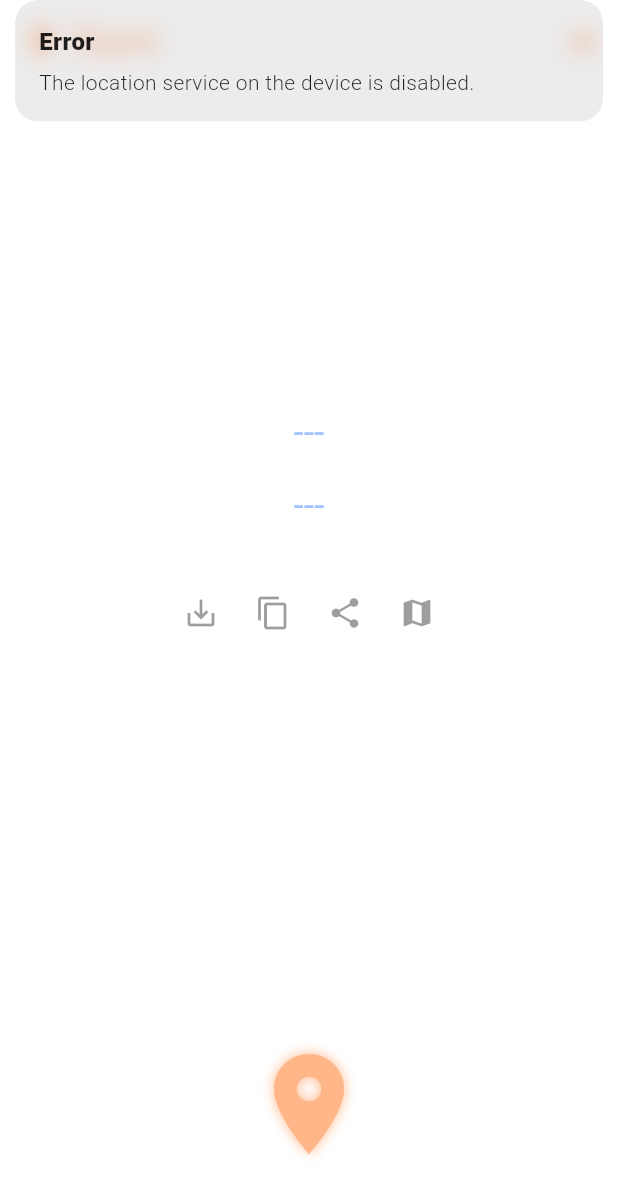
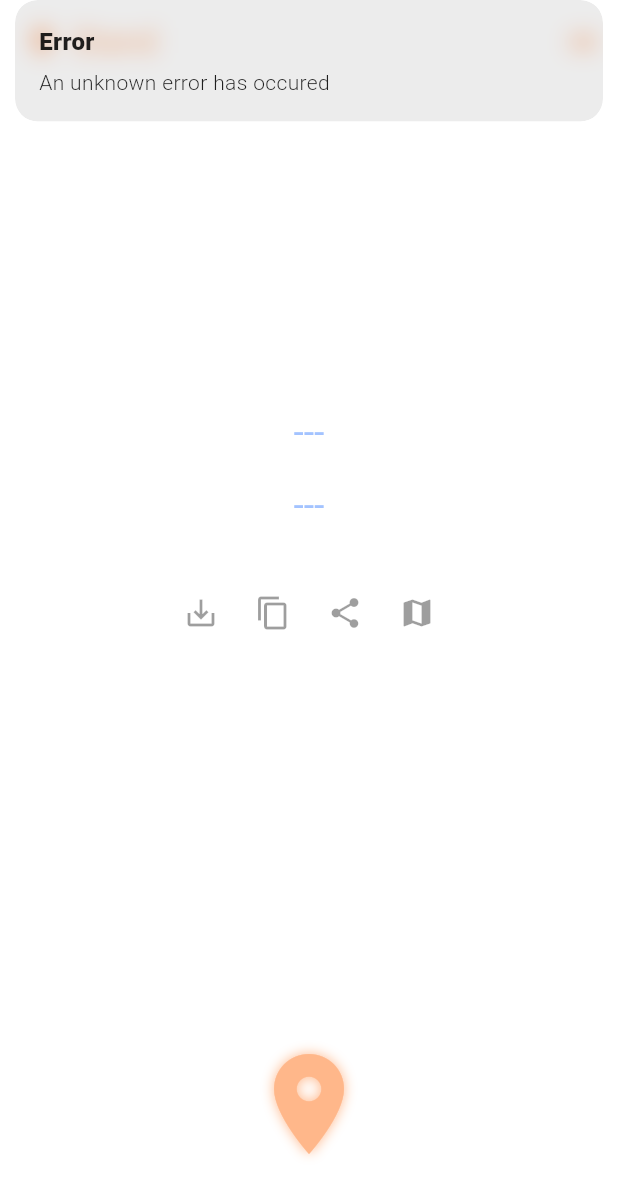
Before and after one commit to hendrychjan/stand, a Flutter app: the screen it shows after launch, after a tap on the "place" icon, on a phone screen of 412 x 824 dp. Shown: the top 1196 px of the screen. Run offline on Flutter 3.47's test engine with Material 2 defaults, Android fonts, the phone set to English and light mode, and no system bars; our stand-ins replace geolocator, get, get_storage, hive, hive_flutter, share_plus; accounts and stored records are empty; generated files the repository leaves out were written again.

Commit message:
Add internationalization for the CZ and EN

```diff
--- /dev/null
+++ b/lib/exceptions/location_service_exception.dart
@@ -0,0 +1,21 @@
+enum LocationServiceExceptionType {
+  permissionDenied,
+  permissionDeniedForever,
+  serviceUnavailable,
+  unknown,
+}
+
+class LocationServiceException {
+  final LocationServiceExceptionType type;
+  final String message;
+
+  LocationServiceException({
+    this.type = LocationServiceExceptionType.unknown,
+    this.message = "Unknown error",
+  });
+
+  @override
+  String toString() {
+    return 'LocationServiceException{type: $type, message: $message}';
+  }
+}
--- a/lib/pages/main_page.dart
+++ b/lib/pages/main_page.dart
@@ -1,10 +1,12 @@
 import 'package:flutter/material.dart';
 import 'package:geolocator/geolocator.dart';
 import 'package:get/get.dart';
+import 'package:stand/exceptions/location_service_exception.dart';
 import 'package:stand/forms/position_record_form.dart';
 import 'package:stand/models/position_record.dart';
 import 'package:stand/pages/positions_page.dart';
 import 'package:stand/services/location_service.dart';
+import 'package:flutter_gen/gen_l10n/app_localizations.dart';
 
 class MainPage extends StatefulWidget {
   const MainPage({super.key});
@@ -28,10 +30,35 @@ class _MainPageState extends State<MainPage> {
         _latitude = currentPosition.latitude.toString();
         _longitude = currentPosition.longitude.toString();
       });
+    } on LocationServiceException catch (e) {
+      String message;
+      switch (e.type) {
+        case LocationServiceExceptionType.serviceUnavailable:
+          message = AppLocalizations.of(context)!
+              .locationServiceError_locationServiceNotAvailable;
+          break;
+        case LocationServiceExceptionType.permissionDenied:
+          message = AppLocalizations.of(context)!
+              .locationServiceError_locationPermissionDenied;
+          break;
+        case LocationServiceExceptionType.permissionDeniedForever:
+          message = AppLocalizations.of(context)!
+              .locationServiceError_locationPermissionDenied;
+          break;
+        case LocationServiceExceptionType.unknown:
+          message =
+              AppLocalizations.of(context)!.locationServiceError_unknownError;
+          break;
+      }
+      Get.snackbar(
+        AppLocalizations.of(context)!.error,
+        message,
+        snackPosition: SnackPosition.TOP,
+      );
     } catch (e) {
       Get.snackbar(
-        "Error",
-        e.toString(),
+        AppLocalizations.of(context)!.error,
+        AppLocalizations.of(context)!.errorDescription,
         snackPosition: SnackPosition.TOP,
       );
     } finally {
@@ -52,11 +79,21 @@ class _MainPageState extends State<MainPage> {
             try {
               await newRec.save();
               Get.back();
-              Get.snackbar("Saved", "Saved new position record");
+              if (context.mounted) {
+                Get.snackbar(
+                  AppLocalizations.of(context)!.locationServiceInfo_savedTitle,
+                  AppLocalizations.of(context)!
+                      .locationServiceInfo_savedDescription,
+                );
+              }
             } catch (e) {
               Get.back();
-              Get.snackbar("Error", e.toString());
-              rethrow;
+              if (context.mounted) {
+                Get.snackbar(
+                  AppLocalizations.of(context)!.error,
+                  AppLocalizations.of(context)!.errorDescription,
+                );
+              }
             }
           },
         ),
@@ -67,15 +104,17 @@ class _MainPageState extends State<MainPage> {
   Future<void> _handleCopyToClipboard() async {
     try {
       await LocationService.copyToClipboard(_latitude, _longitude);
-      Get.snackbar(
-        "Copied",
-        "Copied to clipboard",
-        snackPosition: SnackPosition.TOP,
-      );
+      if (context.mounted) {
+        Get.snackbar(
+          AppLocalizations.of(context)!.locationServiceInfo_clipTitle,
+          AppLocalizations.of(context)!.locationServiceInfo_clipDescription,
+          snackPosition: SnackPosition.TOP,
+        );
+      }
     } catch (e) {
       Get.snackbar(
-        "Error",
-        e.toString(),
+        AppLocalizations.of(context)!.error,
+        AppLocalizations.of(context)!.errorDescription,
         snackPosition: SnackPosition.TOP,
       );
     }
@@ -86,8 +125,8 @@ class _MainPageState extends State<MainPage> {
       await LocationService.openExternally(_latitude, _longitude);
     } catch (e) {
       Get.snackbar(
-        "Error",
-        e.toString(),
+        AppLocalizations.of(context)!.error,
+        AppLocalizations.of(context)!.errorDescription,
         snackPosition: SnackPosition.TOP,
       );
     }
@@ -98,8 +137,8 @@ class _MainPageState extends State<MainPage> {
       await LocationService.shareCoordinates(_latitude, _longitude);
     } catch (e) {
       Get.snackbar(
-        "Error",
-        e.toString(),
+        AppLocalizations.of(context)!.error,
+        AppLocalizations.of(context)!.errorDescription,
         snackPosition: SnackPosition.TOP,
       );
     }
@@ -118,8 +157,10 @@ class _MainPageState extends State<MainPage> {
                 color: Get.theme.colorScheme.primary,
               ),
             ),
-            Text("Štand",
-                style: TextStyle(color: Get.theme.colorScheme.primary)),
+            Text(
+              AppLocalizations.of(context)!.mainPage_appBarTitle,
+              style: TextStyle(color: Get.theme.colorScheme.primary),
+            ),
           ],
         ),
         actions: [
--- a/lib/services/location_service.dart
+++ b/lib/services/location_service.dart
@@ -1,6 +1,7 @@
 import 'package:flutter/services.dart';
 import 'package:geolocator/geolocator.dart';
 import 'package:share_plus/share_plus.dart';
+import 'package:stand/exceptions/location_service_exception.dart';
 import 'package:url_launcher/url_launcher_string.dart';
 
 class LocationService {
@@ -37,7 +38,10 @@ class LocationService {
 
   static Future<void> _checkLocationServicesAvailable() async {
     if (!(await Geolocator.isLocationServiceEnabled())) {
-      throw Exception("Location services not available");
+      throw LocationServiceException(
+        type: LocationServiceExceptionType.serviceUnavailable,
+        message: "Location services unavailable",
+      );
     }
   }
 
@@ -46,13 +50,19 @@ class LocationService {
     if (permission == LocationPermission.denied) {
       permission = await Geolocator.requestPermission();
       if (permission == LocationPermission.denied) {
-        throw Exception("Location permissions denied");
+        throw LocationServiceException(
+          type: LocationServiceExceptionType.permissionDenied,
+          message: "Location permissions denied",
+        );
       }
     }
 
     if (permission == LocationPermission.deniedForever) {
       // Permissions are denied forever, handle appropriately.
-      throw Exception("Location permissions denied forever");
+      throw LocationServiceException(
+        type: LocationServiceExceptionType.permissionDeniedForever,
+        message: "Location permissions denied forever",
+      );
     }
   }
 }
```
Also changed, not shown: lib/l10n/app_cs.arb (+25 -1 lines), lib/l10n/app_en.arb (+25 -1 lines), lib/pages/position_detail_page.dart (+24 -12 lines), lib/pages/positions_page.dart (+36 -22 lines).
